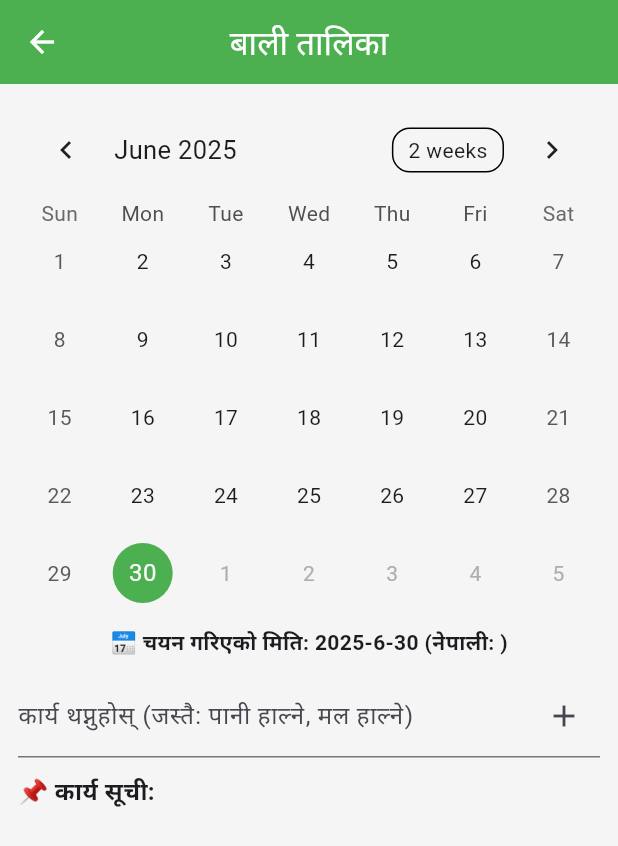
After one commit to ks3891/farmconnect_hack4business, a Flutter app: the FarmerDashboard screen opened by its route, scrolled down 187 dp, after a tap on "बाली तालिका", on a phone screen of 412 x 824 dp. The commit adds this screen. Shown: the top 846 px of the screen. Run offline on Flutter 3.47's test engine with Material 3 defaults, Android fonts, the phone set to English and light mode, and no system bars; drawn by our look-alikes of table_calendar; our stand-ins replace speech_to_text; missing offline and left inert: nepali_date_picker.

Commit message:
calendar

```diff
--- /dev/null
+++ b/lib/screens/crop_calendar_screen.dart
@@ -0,0 +1,115 @@
+import 'package:flutter/material.dart';
+import 'package:table_calendar/table_calendar.dart';
+import 'package:nepali_date_picker/nepali_date_picker.dart' as nepali;
+
+class CropCalendarScreen extends StatefulWidget {
+  const CropCalendarScreen({super.key});
+
+  @override
+  State<CropCalendarScreen> createState() => _CropCalendarScreenState();
+}
+
+class _CropCalendarScreenState extends State<CropCalendarScreen> {
+  DateTime _focusedDay = DateTime.now();
+  DateTime _selectedDay = DateTime.now();
+
+  final Map<DateTime, List<String>> _tasks = {};
+
+  final TextEditingController _taskController = TextEditingController();
+
+  List<String> _getTasksForDay(DateTime day) {
+    return _tasks[DateTime(day.year, day.month, day.day)] ?? [];
+  }
+
+  void _addTask(String task) {
+    final key =
+        DateTime(_selectedDay.year, _selectedDay.month, _selectedDay.day);
+    if (_tasks.containsKey(key)) {
+      _tasks[key]!.add(task);
+    } else {
+      _tasks[key] = [task];
+    }
+    _taskController.clear();
+    setState(() {});
+  }
+
+  @override
+  Widget build(BuildContext context) {
+    final nepaliDate = nepali.NepaliDateTime.fromDateTime(_selectedDay);
+
+    return Scaffold(
+      appBar: AppBar(
+        title: const Text("बाली तालिका"),
+        centerTitle: true,
+      ),
+      body: Padding(
+        padding: const EdgeInsets.all(12),
+        child: Column(
+          children: [
+            TableCalendar(
+              firstDay: DateTime.utc(2020, 1, 1),
+              lastDay: DateTime.utc(2030, 12, 31),
+              focusedDay: _focusedDay,
+              selectedDayPredicate: (day) => isSameDay(_selectedDay, day),
+              onDaySelected: (selected, focused) {
+                setState(() {
+                  _selectedDay = selected;
+                  _focusedDay = focused;
+                });
+              },
+              calendarStyle: const CalendarStyle(
+                selectedDecoration: BoxDecoration(
+                  color: Colors.green,
+                  shape: BoxShape.circle,
+                ),
+                todayDecoration: BoxDecoration(
+                  color: Colors.orange,
+                  shape: BoxShape.circle,
+                ),
+              ),
+            ),
+            const SizedBox(height: 10),
+            Text(
+              "📅 चयन गरिएको मिति: ${_selectedDay.year}-${_selectedDay.month}-${_selectedDay.day} (नेपाली: ${nepaliDate.format('yyyy-MM-dd')})",
+              style: const TextStyle(fontWeight: FontWeight.bold),
+            ),
+            const SizedBox(height: 10),
+            TextField(
+              controller: _taskController,
+              decoration: InputDecoration(
+                labelText: "कार्य थप्नुहोस् (जस्तै: पानी हाल्ने, मल हाल्ने)",
+                suffixIcon: IconButton(
+                  icon: const Icon(Icons.add),
+                  onPressed: () {
+                    if (_taskController.text.isNotEmpty) {
+                      _addTask(_taskController.text);
+                    }
+                  },
+                ),
+              ),
+            ),
+            const SizedBox(height: 10),
+            const Align(
+              alignment: Alignment.centerLeft,
+              child: Text(
+                "📌 कार्य सूची:",
+                style: TextStyle(fontSize: 16, fontWeight: FontWeight.bold),
+              ),
+            ),
+            const SizedBox(height: 4),
+            Expanded(
+              child: ListView(
+                children: _getTasksForDay(_selectedDay)
+                    .map((task) => ListTile(
+                          leading: const Icon(Icons.task_alt),
+                          title: Text(task),
+                        ))
+                    .toList(),
+              ),
+            )
+          ],
+        ),
+      ),
+    );
+  }
+}
--- a/lib/screens/farmer_dashboard.dart
+++ b/lib/screens/farmer_dashboard.dart
@@ -2,7 +2,8 @@ import 'package:flutter/material.dart';
 import '../../widgets/common/sustainability_badge_display.dart';
 import '../../services/sustainability_service.dart';
 import 'dart:math';
-import 'smart_crop_recommendation.dart'; // ✅ Added import
+import 'smart_crop_recommendation.dart'; // ✅ Already added
+import 'crop_calendar_screen.dart'; // ✅ New import
 
 class FarmerDashboard extends StatelessWidget {
   final String farmerName;
@@ -111,7 +112,6 @@ class FarmerDashboard extends StatelessWidget {
                     },
                   ),
                   _buildAnimatedDashboardCard(
-                    // ✅ New card for Smart Crop Recommendation
                     icon: Icons.agriculture,
                     label: 'स्मार्ट बाली सिफारिस',
                     color: Colors.teal,
@@ -121,6 +121,19 @@ class FarmerDashboard extends StatelessWidget {
                         MaterialPageRoute(
                           builder: (context) =>
                               const SmartCropRecommendationScreen(),
+                        ),
+                      );
+                    },
+                  ),
+                  _buildAnimatedDashboardCard(
+                    icon: Icons.calendar_today,
+                    label: 'बाली तालिका',
+                    color: Colors.brown,
+                    onTap: () {
+                      Navigator.push(
+                        context,
+                        MaterialPageRoute(
+                          builder: (context) => const CropCalendarScreen(),
                         ),
                       );
                     },
--- a/pubspec.yaml
+++ b/pubspec.yaml
@@ -9,6 +9,8 @@ dependencies:
   flutter:
     sdk: flutter
   cupertino_icons: ^1.0.2
+  table_calendar: ^3.0.9
+  nepali_date_picker: ^7.0.0
 
 dev_dependencies:
   flutter_test:
```
Also changed, not shown: pubspec.lock.
